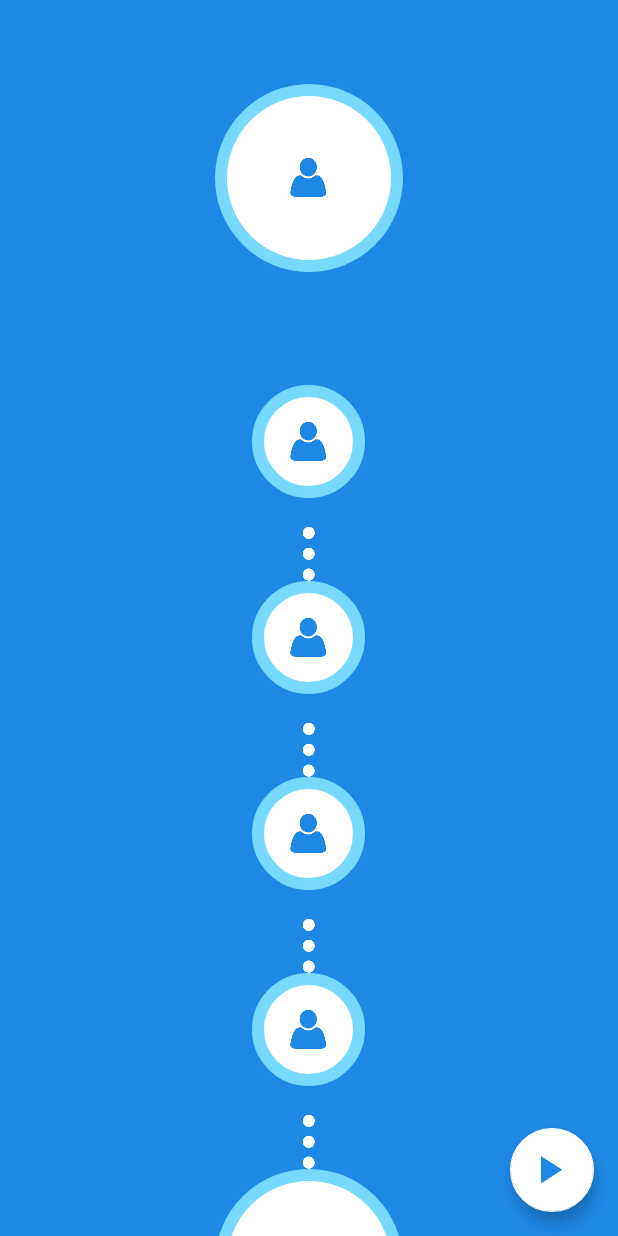
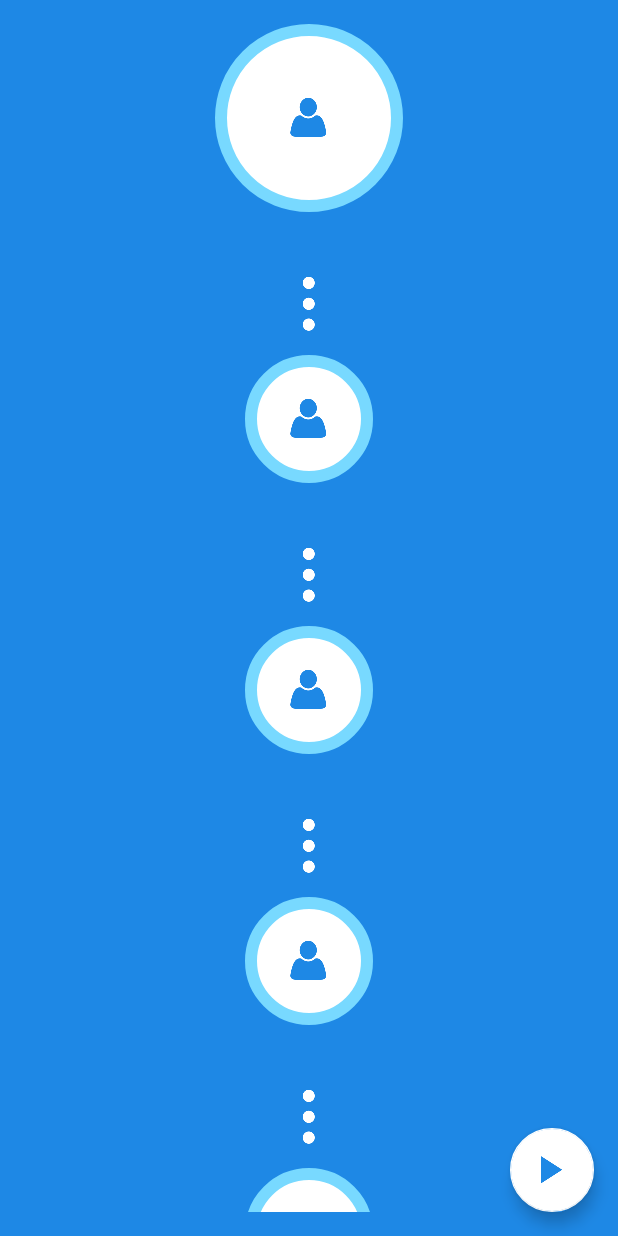
Before and after one commit to IRA-Team/SixHandshakes, an Android app: the screen it shows after launch (MainActivity), on a phone screen of 412 x 824 dp. Run offline under Robolectric (Android 15) with nearby library versions, the phone set to English and light mode, and no system bars; our stand-ins replace data binding; libraries missing offline, so code that uses them is left out: com.nostra13.universalimageloader, com.vk.sdk; 56 statements that could not run were skipped.

Commit message:
1. Refactored styles 2. Added fade animation on photos 3. Transparent color of actionBar

```diff
--- a/app/src/main/AndroidManifest.xml
+++ b/app/src/main/AndroidManifest.xml
@@ -10,7 +10,7 @@
         android:icon="@mipmap/ic_launcher"
         android:label="@string/app_name"
         android:supportsRtl="true"
-        android:theme="@style/AppTheme">
+        android:theme="@style/AppTheme.TransparentActionBar">
         <activity android:name=".activity.MainActivity">
             <intent-filter>
                 <action android:name="android.intent.action.MAIN" />
@@ -22,7 +22,9 @@
             android:name="com.vk.sdk.VKServiceActivity"
             android:label="ServiceActivity"
             android:theme="@style/VK.Transparent" />
-        <activity android:name=".activity.SearchActivity" />
+        <activity
+            android:name=".activity.SearchActivity"
+            android:theme="@style/AppTheme" />
 
         <service android:name=".service.RequestService" />
     </application>
--- a/app/src/main/java/com/irateam/sixhandshakes/viewmodel/MainActivityVM.java
+++ b/app/src/main/java/com/irateam/sixhandshakes/viewmodel/MainActivityVM.java
@@ -1,5 +1,6 @@
 package com.irateam.sixhandshakes.viewmodel;
 
+import android.app.Activity;
 import android.content.ComponentName;
 import android.content.Intent;
 import android.content.ServiceConnection;
@@ -33,6 +34,7 @@ public class MainActivityVM extends ActivityViewModel<MainActivity, ActivityMain
 
     public ObservableBoolean isProcessing = new ObservableBoolean();
     public ObservableBoolean isLoggedIn = new ObservableBoolean();
+    public ObservableBoolean isFinished = new ObservableBoolean();
 
     public ObservableField<VKApiUser> self = new ObservableField<>();
     public ObservableField<VKApiUser> first = new ObservableField<>();
@@ -51,6 +53,7 @@ public class MainActivityVM extends ActivityViewModel<MainActivity, ActivityMain
         getActivity().startService(new Intent(getActivity(), RequestService.class));
         getActivity().bindService(new Intent(getActivity(), RequestService.class), this, 0);
         isProcessing.set(true);
+        isFinished.set(false);
     }
 
     public void stopProcessing() {
@@ -58,6 +61,7 @@ public class MainActivityVM extends ActivityViewModel<MainActivity, ActivityMain
     }
 
     public void clear() {
+        isFinished.set(false);
         first.set(null);
         second.set(null);
         third.set(null);
@@ -137,7 +141,7 @@ public class MainActivityVM extends ActivityViewModel<MainActivity, ActivityMain
             }
         });
 
-        if (requestCode == SEARCH_REQUEST_CODE) {
+        if (requestCode == SEARCH_REQUEST_CODE && resultCode == Activity.RESULT_OK) {
             target.set(data.getParcelableExtra("user"));
         }
     }
--- a/app/src/main/res/layout/activity_main.xml
+++ b/app/src/main/res/layout/activity_main.xml
@@ -9,19 +9,16 @@
             type="com.irateam.sixhandshakes.viewmodel.MainActivityVM" />
     </data>
 
-    <RelativeLayout
+    <android.support.design.widget.CoordinatorLayout
         android:layout_width="match_parent"
         android:layout_height="match_parent"
         android:background="@color/main_activity_background">
 
-        <android.support.design.widget.CoordinatorLayout
-            android:layout_width="match_parent"
-            android:layout_height="match_parent">
-
         <ScrollView
             android:layout_width="match_parent"
             android:layout_height="match_parent"
-                android:orientation="vertical">
+            android:orientation="vertical"
+            android:padding="@dimen/padding_medium">
 
             <LinearLayout
                 android:layout_width="match_parent"
@@ -31,135 +28,114 @@
 
                 <!-- Begin of self profile -->
                 <ImageView
-                        android:layout_width="@dimen/big_profile_width"
-                        android:layout_height="@dimen/big_profile_height"
-                        android:background="@drawable/circle_white"
-                        android:padding="8dp"
-                        android:scaleType="center"
+                    style="@style/PrimaryPhoto"
                     app:user="@{viewModel.self}" />
 
                 <TextView
+                    style="@style/NameSurname"
                     android:layout_width="wrap_content"
                     android:layout_height="wrap_content"
-                        android:textColor="@color/vk_white"
                     app:user="@{viewModel.self}" />
+
+                <FrameLayout
+                    android:layout_width="wrap_content"
+                    android:layout_height="wrap_content">
 
                     <com.irateam.sixhandshakes.ui.LoadingStub
                         android:id="@+id/loading_stub"
                         android:layout_width="wrap_content"
-                        android:layout_height="wrap_content" />
+                        android:layout_height="wrap_content"
+                        android:visibility="@{viewModel.first == null}" />
+
+                    <ImageView
+                        style="@style/Divider"
+                        android:visibility="@{viewModel.first != null}" />
+
+                </FrameLayout>
                 <!-- End of self profile -->
 
                 <!-- Begin of firth profile -->
                 <ImageView
-                        android:layout_width="@dimen/medium_profile_width"
-                        android:layout_height="@dimen/medium_profile_height"
-                        android:background="@drawable/circle_white"
-                        android:padding="8dp"
-                        android:scaleType="center"
+                    style="@style/SecondaryPhoto"
                     android:visibility="@{viewModel.first != null}"
                     app:user="@{viewModel.first}" />
 
                 <TextView
+                    style="@style/NameSurname"
                     android:layout_width="wrap_content"
                     android:layout_height="wrap_content"
-                        android:textColor="@color/vk_white"
                     android:visibility="@{viewModel.first != null}"
                     app:user="@{viewModel.first}" />
 
                 <ImageView
-                        android:layout_width="@dimen/delimiter_width"
-                        android:layout_height="@dimen/delimiter_height"
-                        android:src="@drawable/ic_three_circle_white_36dp"
+                    style="@style/Divider"
                     android:visibility="@{viewModel.first != null}" />
                 <!-- End of first profile -->
 
                 <!-- Begin of second profile -->
                 <ImageView
-                        android:layout_width="@dimen/medium_profile_width"
-                        android:layout_height="@dimen/medium_profile_height"
-                        android:background="@drawable/circle_white"
-                        android:padding="8dp"
-                        android:scaleType="center"
+                    style="@style/SecondaryPhoto"
                     android:visibility="@{viewModel.second!= null}"
                     app:user="@{viewModel.second}" />
 
                 <TextView
+                    style="@style/NameSurname"
                     android:layout_width="wrap_content"
                     android:layout_height="wrap_content"
-                        android:textColor="@color/vk_white"
                     android:visibility="@{viewModel.second != null}"
                     app:user="@{viewModel.second}" />
 
                 <ImageView
-                        android:layout_width="@dimen/delimiter_width"
-                        android:layout_height="@dimen/delimiter_height"
-                        android:src="@drawable/ic_three_circle_white_36dp"
+                    style="@style/Divider"
                     android:visibility="@{viewModel.second != null}" />
                 <!-- End of second profile -->
 
                 <!-- Begin of third profile -->
                 <ImageView
-                        android:layout_width="@dimen/medium_profile_width"
-                        android:layout_height="@dimen/medium_profile_height"
-                        android:background="@drawable/circle_white"
-                        android:padding="8dp"
-                        android:scaleType="center"
+                    style="@style/SecondaryPhoto"
                     android:visibility="@{viewModel.third != null}"
                     app:user="@{viewModel.third}" />
 
                 <TextView
+                    style="@style/NameSurname"
                     android:layout_width="wrap_content"
                     android:layout_height="wrap_content"
-                        android:textColor="@color/vk_white"
                     android:visibility="@{viewModel.third != null}"
                     app:user="@{viewModel.third}" />
 
                 <ImageView
-                        android:layout_width="@dimen/delimiter_width"
-                        android:layout_height="@dimen/delimiter_height"
-                        android:src="@drawable/ic_three_circle_white_36dp"
+                    style="@style/Divider"
                     android:visibility="@{viewModel.third != null}" />
                 <!-- End of third profile -->
 
                 <!-- Begin of fourth profile -->
                 <ImageView
-                        android:layout_width="@dimen/medium_profile_width"
-                        android:layout_height="@dimen/medium_profile_height"
-                        android:background="@drawable/circle_white"
-                        android:padding="8dp"
-                        android:scaleType="center"
+                    style="@style/SecondaryPhoto"
                     android:visibility="@{viewModel.fourth != null}"
                     app:user="@{viewModel.fourth}" />
 
                 <TextView
+                    style="@style/NameSurname"
                     android:layout_width="wrap_content"
                     android:layout_height="wrap_content"
-                        android:textColor="@color/vk_white"
                     android:visibility="@{viewModel.fourth != null}"
                     app:user="@{viewModel.fourth}" />
 
                 <ImageView
-                        android:layout_width="@dimen/delimiter_width"
-                        android:layout_height="@dimen/delimiter_height"
-                        android:src="@drawable/ic_three_circle_white_36dp"
+                    style="@style/Divider"
                     android:visibility="@{viewModel.fourth != null}" />
                 <!-- End of fourth profile -->
 
                 <!-- Begin of target profile -->
                 <ImageView
-                        android:layout_width="@dimen/big_profile_width"
-                        android:layout_height="@dimen/big_profile_height"
-                        android:background="@drawable/circle_white"
-                        android:padding="8dp"
-                        android:scaleType="center"
+                    style="@style/PrimaryPhoto"
                     app:onClick="@{viewModel.openSearch}"
                     app:user="@{viewModel.target}" />
 
                 <TextView
+                    style="@style/NameSurname"
                     android:layout_width="wrap_content"
                     android:layout_height="wrap_content"
-                        android:textColor="@color/vk_white"
                     app:user="@{viewModel.target}" />
                 <!-- End of target profile -->
 
@@ -179,7 +155,6 @@
                     android:visibility="@{!viewModel.isLoggedIn}"
                     app:onClick="@{viewModel.openGitHubPage}" />
 
-
             </LinearLayout>
         </ScrollView>
 
@@ -191,9 +166,8 @@
             android:layout_margin="@dimen/fab_margin"
             android:src="@{viewModel.isProcessing ? @drawable/ic_fab_stop_blue_24dp : @drawable/ic_fab_play_blue_24dp}"
             android:visibility="@{viewModel.self != null &amp;&amp; viewModel.target != null}"
-                app:onClick="@{viewModel.isProcessing ? viewModel.stopProcessing : viewModel.startProcessing}" />
+            app:onClick="@{viewModel.isProcessing ? (viewModel.isFinished ? viewModel.clear : viewModel.stopProcessing) : viewModel.startProcessing}" />
 
     </android.support.design.widget.CoordinatorLayout>
-    </RelativeLayout>
 
 </layout>
--- a/app/src/main/res/values/dimens.xml
+++ b/app/src/main/res/values/dimens.xml
@@ -4,12 +4,17 @@
     <dimen name="activity_vertical_margin">16dp</dimen>
 
     <dimen name="activity_main_buttons_height">56dp</dimen>
+
+    <dimen name="margin_small">8dp</dimen>
+    <dimen name="margin_medium">16dp</dimen>
+
     <dimen name="fab_margin">16dp</dimen>
 
-    <dimen name="delimiter_width">36dp</dimen>
-    <dimen name="delimiter_height">36dp</dimen>
+    <dimen name="divider_width">36dp</dimen>
+    <dimen name="divider_height">36dp</dimen>
     <dimen name="big_profile_width">125dp</dimen>
     <dimen name="big_profile_height">125dp</dimen>
-    <dimen name="medium_profile_width">75dp</dimen>
-    <dimen name="medium_profile_height">75dp</dimen>
+    <dimen name="medium_profile_width">85dp</dimen>
+    <dimen name="medium_profile_height">85dp</dimen>
+    <dimen name="padding_medium">16dp</dimen>
 </resources>
--- a/app/src/main/res/values/styles.xml
+++ b/app/src/main/res/values/styles.xml
@@ -1,8 +1,20 @@
 <resources>
 
     <style name="AppTheme" parent="Theme.AppCompat.Light.DarkActionBar">
+        <item name="android:windowActionBarOverlay">true</item>
+        <item name="windowActionBarOverlay">true</item>
         <item name="colorPrimary">@color/main_activity_background</item>
         <item name="colorPrimaryDark">@color/main_activity_background</item>
+    </style>
+
+    <style name="AppTheme.TransparentActionBar">
+        <item name="android:actionBarStyle">@style/TransparentActionBar</item>
+        <item name="actionBarStyle">@style/TransparentActionBar</item>
+    </style>
+
+    <style name="TransparentActionBar" parent="Widget.AppCompat.Light.ActionBar.Solid">
+        <item name="android:background">@null</item>
+        <item name="background">@null</item>
     </style>
 
     <style name="ButtonMainActivity">
@@ -25,8 +37,37 @@
         <item name="android:textColor">@color/github_button_text_color</item>
     </style>
 
+    <style name="NameSurname">
+        <item name="android:textColor">@android:color/white</item>
+        <item name="android:layout_marginTop">@dimen/margin_small</item>
+    </style>
+
+    <style name="PrimaryPhoto">
+        <item name="android:layout_width">@dimen/big_profile_width</item>
+        <item name="android:layout_height">@dimen/big_profile_height</item>
+        <item name="android:background">@drawable/circle_white</item>
+        <item name="android:padding">@dimen/padding_small</item>
+        <item name="android:scaleType">center</item>
+    </style>
+
+    <style name="SecondaryPhoto">
+        <item name="android:layout_width">@dimen/medium_profile_width</item>
+        <item name="android:layout_height">@dimen/medium_profile_height</item>
+        <item name="android:background">@drawable/circle_white</item>
+        <item name="android:padding">@dimen/padding_small</item>
+        <item name="android:scaleType">center</item>
+    </style>
+
+    <style name="Divider">
+        <item name="android:layout_width">@dimen/divider_width</item>
+        <item name="android:layout_height">@dimen/divider_height</item>
+        <item name="android:layout_margin">@dimen/margin_medium</item>
+        <item name="android:src">@drawable/ic_three_circle_white_36dp</item>
+    </style>
+
     <style name="AppTheme.FloatingActionButtonWhite" parent="Widget.Design.FloatingActionButton">
         <item name="backgroundTint">@android:color/white</item>
     </style>
 
+    <dimen name="padding_small">8dp</dimen>
 </resources>
```
Also changed, not shown: app/src/main/java/com/irateam/sixhandshakes/binding/BindingAdapters.java (+6 -2 lines), app/src/main/java/com/irateam/sixhandshakes/service/RequestService.java (+23 -23 lines), app/src/main/java/com/irateam/sixhandshakes/ui/AnimatedRoundedDisplayer.java (added, +36 -0 lines), app/src/main/java/com/irateam/sixhandshakes/utils/VKUtils.java (added, +36 -0 lines). Lines whose indentation alone changed are shown as unchanged.
